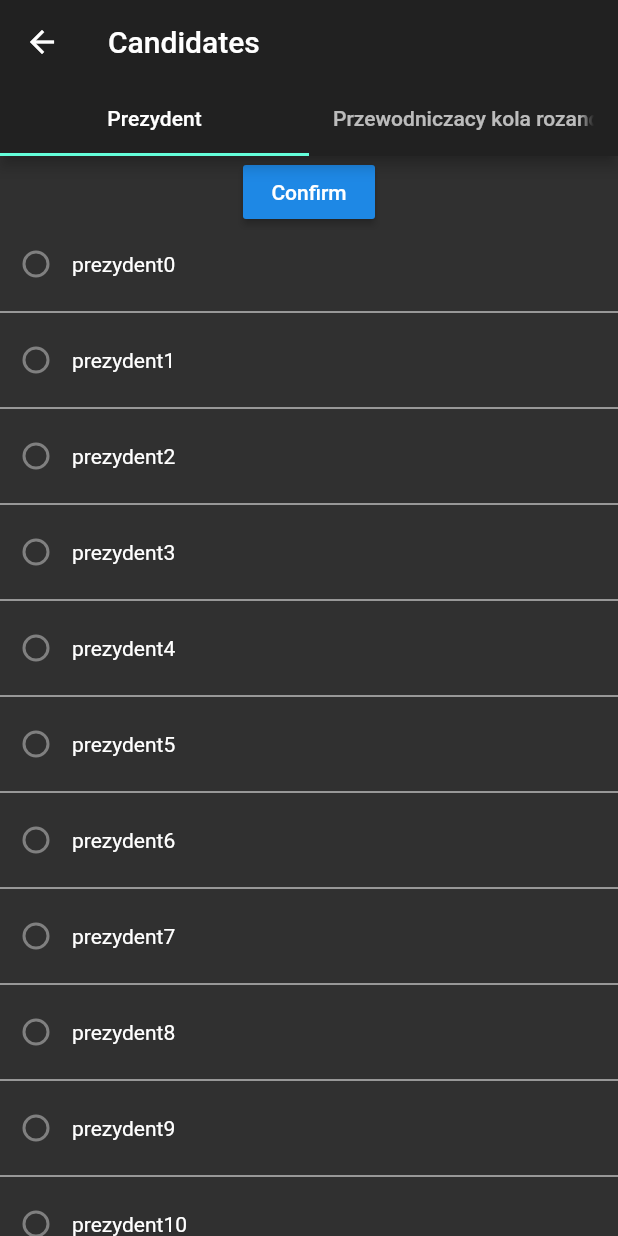
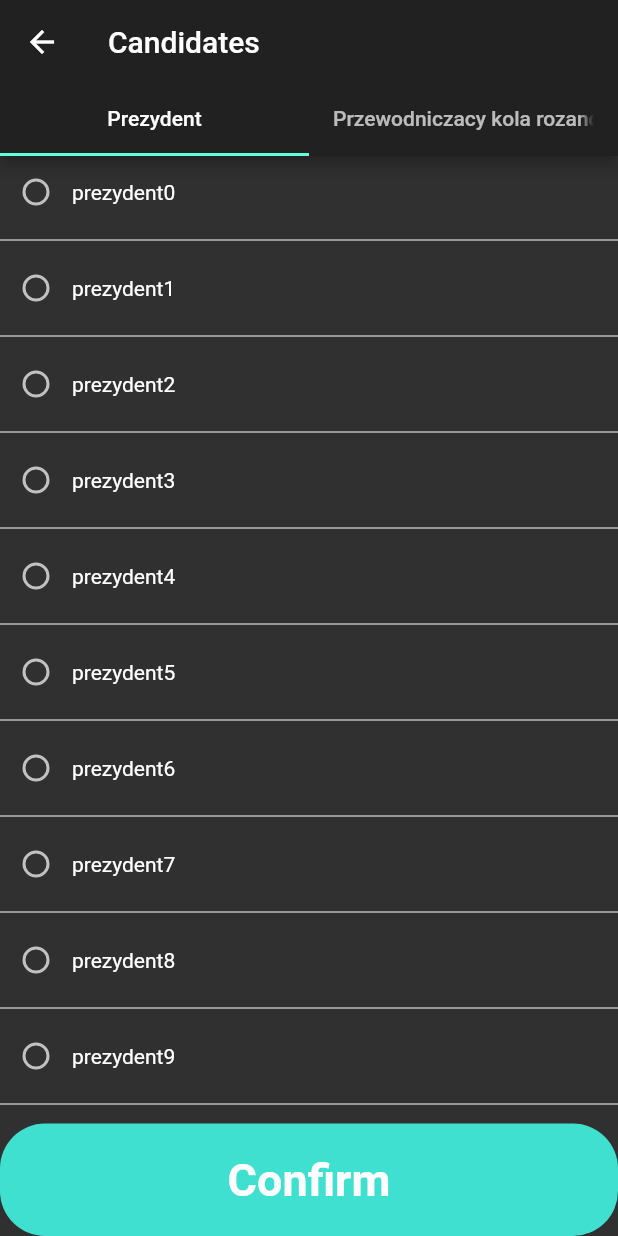
Before and after one commit to DooMLooRD/VotingApp, a Flutter app: the VotesPage screen opened by its route, on a phone screen of 412 x 824 dp. Run offline on Flutter 3.47's test engine with Material 2 defaults, Android fonts, the phone set to English and light mode, and no system bars.

Commit message:
[Add] Make Votes page a stateful widget

```diff
--- a/lib/pages/votes.dart
+++ b/lib/pages/votes.dart
@@ -1,17 +1,36 @@
 import 'package:flutter/material.dart';
+import '../widgets/green_button.dart';
 
-class VotesPage extends StatelessWidget {
+class VotesPage extends StatefulWidget {
+  @override
+  VotePageState createState() => new VotePageState();
+}
+
+class VotePageState extends State<VotesPage>{
+  @override
   final List<Row> candidates1 = [];
   final List<String> candidates2 = [];
   Widget test1;
   Widget test2;
+  int _radioValue = -1;
 
-  VotesPage() {
+  void _handleRadioValueChange(int value) {
+    setState(() {
+      _radioValue = value;
+    });
+  }
+
+
+  VotePageState() {
     for (var i = 0; i < 50; i++) {
       candidates1.add(
           Row(
-            children: [
-              Radio(value: i),
+            children: <Widget>[
+              Radio(
+                value: i,
+                onChanged: _handleRadioValueChange,
+                groupValue: _radioValue
+              ),
               Text('prezydent' + i.toString())
             ],
           )
@@ -20,10 +39,6 @@ class VotesPage extends StatelessWidget {
     }
     test1 = Column(
       children: <Widget>[
-        RaisedButton(
-          child: Text('Confirm'),
-          onPressed: () => {},
-        ),
         Expanded(
           child: ListView.separated(
             separatorBuilder: (context, index) => Divider(
@@ -32,7 +47,8 @@ class VotesPage extends StatelessWidget {
             itemBuilder: _buildProductItem1,
             itemCount: candidates1.length,
           ),
-        )
+        ),
+        GreenButton(action: () => {}, content: 'Confirm')
       ],
     );
 
@@ -80,4 +96,5 @@ class VotesPage extends StatelessWidget {
       ),
     );
   }
+
 }
```
